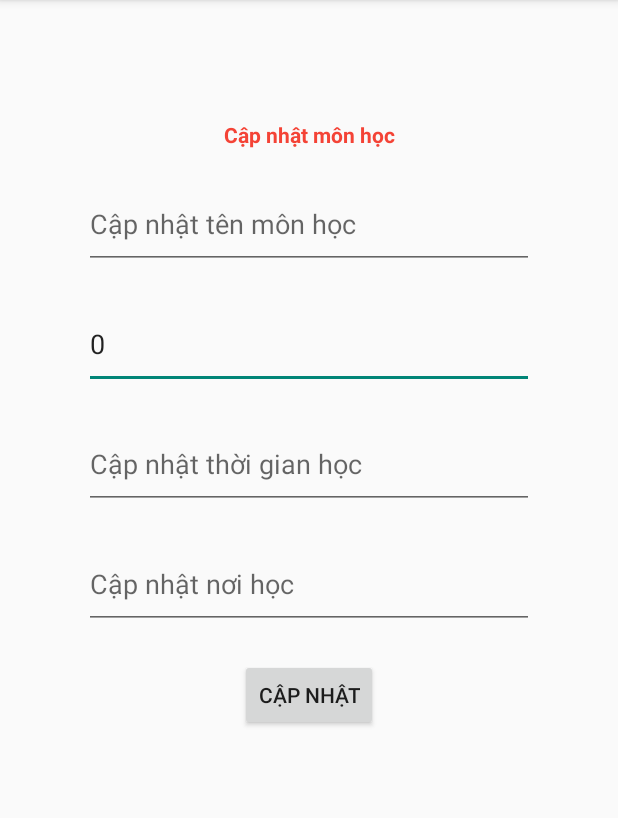
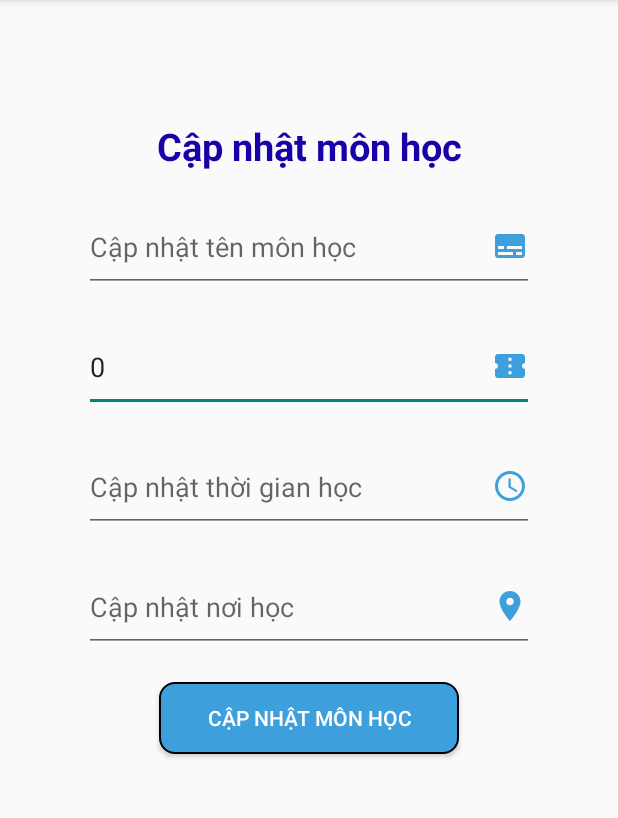
Before and after one commit to iFrancez/QUAN_LI_SINH_VIEN_MB, an Android app: the ActivityUpdateSubject screen opened directly, with no data from a screen before it, on a phone screen of 412 x 824 dp, the part 84-902 px from its top. Run offline under Robolectric (Android 15) with nearby library versions, the phone set to English and light mode, and no system bars.

Commit message:
design subject form

```diff
--- /dev/null
+++ b/app/src/main/res/drawable/baseline_access_time_24.xml
@@ -0,0 +1,6 @@
+<vector android:height="24dp" android:tint="#3D9FDC"
+    android:viewportHeight="24" android:viewportWidth="24"
+    android:width="24dp" xmlns:android="http://schemas.android.com/apk/res/android">
+    <path android:fillColor="@android:color/white" android:pathData="M11.99,2C6.47,2 2,6.48 2,12s4.47,10 9.99,10C17.52,22 22,17.52 22,12S17.52,2 11.99,2zM12,20c-4.42,0 -8,-3.58 -8,-8s3.58,-8 8,-8 8,3.58 8,8 -3.58,8 -8,8z"/>
+    <path android:fillColor="@android:color/white" android:pathData="M12.5,7H11v6l5.25,3.15 0.75,-1.23 -4.5,-2.67z"/>
+</vector>
--- /dev/null
+++ b/app/src/main/res/drawable/baseline_confirmation_number_24.xml
@@ -0,0 +1,5 @@
+<vector android:height="24dp" android:tint="#3D9FDC"
+    android:viewportHeight="24" android:viewportWidth="24"
+    android:width="24dp" xmlns:android="http://schemas.android.com/apk/res/android">
+    <path android:fillColor="@android:color/white" android:pathData="M22,10V6c0,-1.11 -0.9,-2 -2,-2H4C2.9,4 2.01,4.89 2.01,6v4C3.11,10 4,10.9 4,12s-0.89,2 -2,2v4c0,1.1 0.9,2 2,2h16c1.1,0 2,-0.9 2,-2v-4c-1.1,0 -2,-0.9 -2,-2S20.9,10 22,10zM13,17.5h-2v-2h2V17.5zM13,13h-2v-2h2V13zM13,8.5h-2v-2h2V8.5z"/>
+</vector>
--- /dev/null
+++ b/app/src/main/res/drawable/baseline_place_24.xml
@@ -0,0 +1,5 @@
+<vector android:height="24dp" android:tint="#3D9FDC"
+    android:viewportHeight="24" android:viewportWidth="24"
+    android:width="24dp" xmlns:android="http://schemas.android.com/apk/res/android">
+    <path android:fillColor="@android:color/white" android:pathData="M12,2C8.13,2 5,5.13 5,9c0,5.25 7,13 7,13s7,-7.75 7,-13c0,-3.87 -3.13,-7 -7,-7zM12,11.5c-1.38,0 -2.5,-1.12 -2.5,-2.5s1.12,-2.5 2.5,-2.5 2.5,1.12 2.5,2.5 -1.12,2.5 -2.5,2.5z"/>
+</vector>
--- /dev/null
+++ b/app/src/main/res/drawable/baseline_subtitles_24.xml
@@ -0,0 +1,5 @@
+<vector android:height="24dp" android:tint="#3D9FDC"
+    android:viewportHeight="24" android:viewportWidth="24"
+    android:width="24dp" xmlns:android="http://schemas.android.com/apk/res/android">
+    <path android:fillColor="@android:color/white" android:pathData="M20,4L4,4c-1.1,0 -2,0.9 -2,2v12c0,1.1 0.9,2 2,2h16c1.1,0 2,-0.9 2,-2L22,6c0,-1.1 -0.9,-2 -2,-2zM4,12h4v2L4,14v-2zM14,18L4,18v-2h10v2zM20,18h-4v-2h4v2zM20,14L10,14v-2h10v2z"/>
+</vector>
--- a/app/src/main/res/layout/activity_subject_information.xml
+++ b/app/src/main/res/layout/activity_subject_information.xml
@@ -9,10 +9,10 @@
 
     <TextView
         android:layout_marginTop="80dp"
-        android:textSize="30sp"
+        android:textSize="25sp"
         android:textStyle="bold"
         android:gravity="center"
-        android:textColor="#F00"
+        android:textColor="@color/blue"
         android:text="Thông tin môn học"
         android:layout_width="match_parent"
         android:layout_height="wrap_content"></TextView>
--- a/app/src/main/res/layout/activity_update_subject.xml
+++ b/app/src/main/res/layout/activity_update_subject.xml
@@ -8,9 +8,10 @@
     tools:context=".ActivityAddSubject">
     <TextView
         android:layout_marginTop="80dp"
-        android:textColor="#F44336"
+        android:textColor="@color/blue"
         android:gravity="center"
         android:textStyle="bold"
+        android:textSize="25sp"
         android:text="Cập nhật môn học"
         android:layout_width="match_parent"
         android:layout_height="wrap_content"></TextView>
@@ -23,35 +24,49 @@
         android:layout_width="300dp"
         android:layout_height="60dp"
         android:enabled="true"
-        android:focusable="false"></EditText>
+        android:focusable="false"
+        android:drawableEnd="@drawable/baseline_subtitles_24">
+
+    </EditText>
     <EditText
         android:layout_marginTop="20dp"
         android:layout_gravity="center"
         android:id="@+id/EditTextUpdateSubjectCredit"
         android:hint="Cập nhật số tín chỉ"
         android:layout_width="300dp"
-        android:layout_height="60dp"></EditText>
+        android:layout_height="60dp"
+        android:drawableEnd="@drawable/baseline_confirmation_number_24">
+
+    </EditText>
     <EditText
         android:layout_marginTop="20dp"
         android:layout_gravity="center"
         android:id="@+id/EditTextUpdateSubjectTime"
         android:hint="Cập nhật thời gian học"
         android:layout_width="300dp"
-        android:layout_height="60dp"></EditText>
+        android:layout_height="60dp"
+        android:drawableEnd="@drawable/baseline_access_time_24">
+
+    </EditText>
     <EditText
         android:layout_marginTop="20dp"
         android:layout_gravity="center"
         android:id="@+id/EditTextUpdateSubjectPlace"
         android:hint="Cập nhật nơi học"
         android:layout_width="300dp"
-        android:layout_height="60dp"></EditText>
+        android:layout_height="60dp"
+        android:drawableEnd="@drawable/baseline_place_24">
+
+    </EditText>
 
     <Button
-
         android:layout_marginTop="20dp"
         android:layout_gravity="center"
-        android:text="Cập nhật"
+        android:text="Cập nhật môn học"
+        android:textColor="#FFFFFF"
         android:id="@+id/buttonUpdateSubject"
-        android:layout_width="wrap_content"
-        android:layout_height="wrap_content"></Button>
+        android:layout_width="200dp"
+        android:layout_height="wrap_content"
+        android:background="@drawable/background_button_2">
+    </Button>
 </LinearLayout>
```
Also changed, not shown: app/src/main/res/layout/activity_add_major.xml (+9 -3 lines), app/src/main/res/layout/activity_add_subject.xml (+16 -7 lines), app/src/main/res/layout/activity_subject.xml (+26 -12 lines), app/src/main/res/layout/listsubject.xml (+4 -4 lines).
